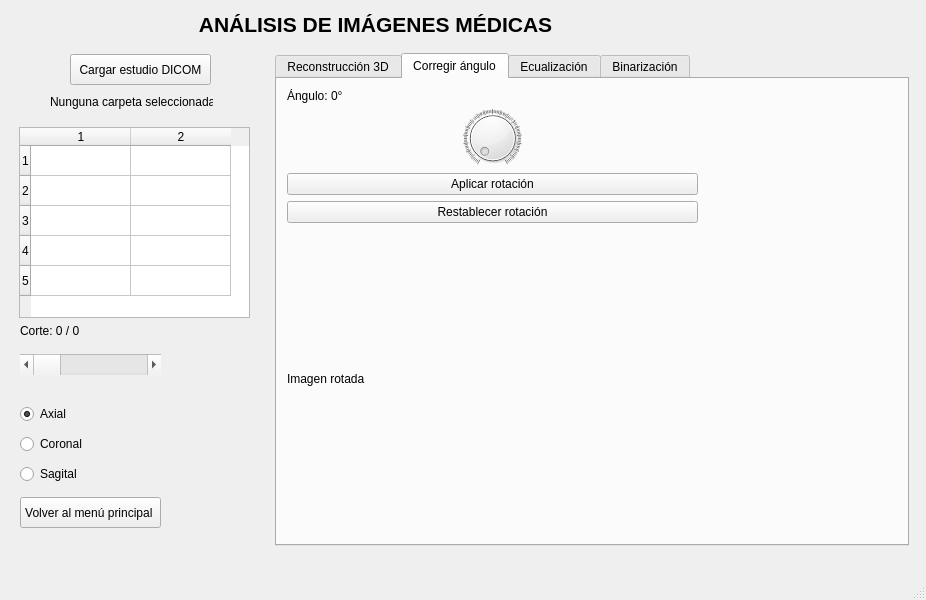
This is vista/ui/ventana_imagenes.ui in santiagoagudelo17-stack/neurolens as Qt 5 draws it before an edit. The edited form follows.
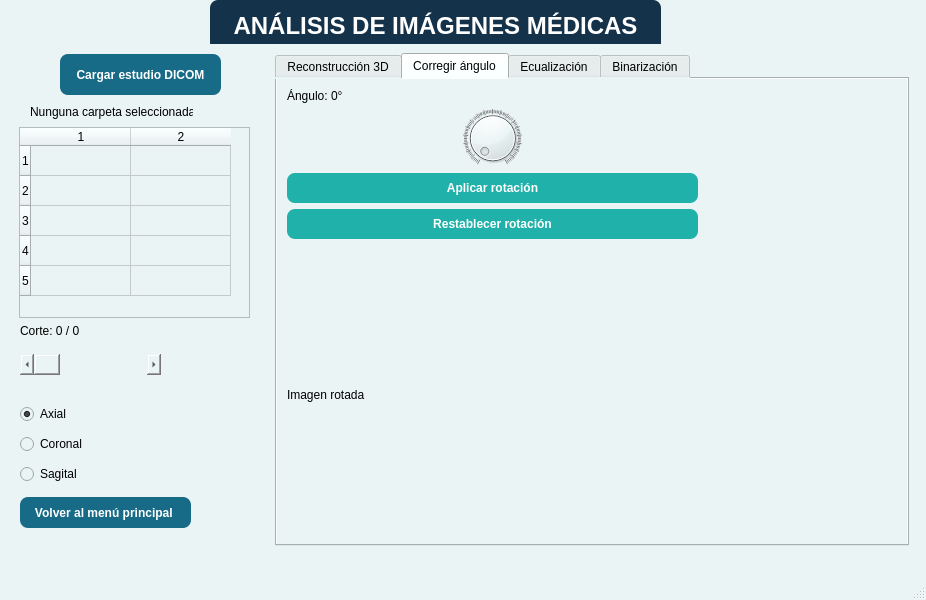
This is the edited form. The open tabs and pages were chosen to show the change.

Commit message: interfaz ventana_imagenes.ui mejorada

The edit to the form file:
```diff
--- a/vista/ui/ventana_imagenes.ui
+++ b/vista/ui/ventana_imagenes.ui
@@ -13,22 +13,47 @@
   <property name="windowTitle">
    <string>MainWindow</string>
   </property>
+  <property name="styleSheet">
+   <string notr="true">QMainWindow {
+    background-color: #EAF4F5;
+}
+
+QLabel#labelTitulo {
+    background-color: #15324B;
+    color: white;
+    font-size: 24px;
+    font-weight: bold;
+    padding: 12px;
+    border-radius: 8px;
+}</string>
+  </property>
   <widget class="QWidget" name="centralWidget">
+   <property name="styleSheet">
+    <string notr="true">background-color: #EAF4F5;</string>
+   </property>
    <widget class="QLabel" name="lbl_titulo">
     <property name="geometry">
      <rect>
-      <x>180</x>
-      <y>10</y>
-      <width>391</width>
-      <height>28</height>
+      <x>210</x>
+      <y>0</y>
+      <width>451</width>
+      <height>51</height>
      </rect>
     </property>
     <property name="font">
      <font>
-      <pointsize>16</pointsize>
+      <pointsize>-1</pointsize>
       <bold>true</bold>
      </font>
     </property>
+    <property name="styleSheet">
+     <string notr="true">background-color: #15324B;
+color: white;
+font-size: 24px;
+font-weight: bold;
+padding: 12px;
+border-radius: 8px;</string>
+    </property>
     <property name="text">
      <string>ANÁLISIS DE IMÁGENES MÉDICAS</string>
     </property>
@@ -63,12 +88,30 @@
        <widget class="QPushButton" name="btnCargarCarpeta">
         <property name="geometry">
          <rect>
-          <x>60</x>
+          <x>50</x>
           <y>10</y>
-          <width>141</width>
-          <height>31</height>
+          <width>161</width>
+          <height>41</height>
          </rect>
         </property>
+        <property name="styleSheet">
+         <string notr="true">QPushButton {
+    background-color: #176B87;
+    color: white;
+    border: none;
+    border-radius: 8px;
+    padding: 8px;
+    font-weight: bold;
+}
+
+QPushButton:hover {
+    background-color: #39B8B0;
+}
+
+QPushButton:pressed {
+    background-color: #15324B;
+}</string>
+        </property>
         <property name="text">
          <string>Cargar estudio DICOM</string>
         </property>
@@ -76,8 +119,8 @@
        <widget class="QLabel" name="labelCarpeta">
         <property name="geometry">
          <rect>
-          <x>40</x>
-          <y>50</y>
+          <x>20</x>
+          <y>60</y>
           <width>163</width>
           <height>16</height>
          </rect>
@@ -162,10 +205,28 @@
          <rect>
           <x>10</x>
           <y>453</y>
-          <width>141</width>
+          <width>171</width>
           <height>31</height>
          </rect>
         </property>
+        <property name="styleSheet">
+         <string notr="true">QPushButton {
+    background-color: #176B87;
+    color: white;
+    border: none;
+    border-radius: 8px;
+    padding: 8px;
+    font-weight: bold;
+}
+
+QPushButton:hover {
+    background-color: #39B8B0;
+}
+
+QPushButton:pressed {
+    background-color: #15324B;
+}</string>
+        </property>
         <property name="text">
          <string>Volver al menú principal </string>
         </property>
@@ -212,6 +273,24 @@
        <layout class="QVBoxLayout" name="verticalLayout_4">
         <item>
          <widget class="QTabWidget" name="tabWidget">
+          <property name="styleSheet">
+           <string notr="true">QPushButton {
+    background-color: #20B2AA;
+    color: white;
+    border: none;
+    border-radius: 8px;
+    padding: 8px;
+    font-weight: bold;
+}
+
+QPushButton:hover {
+    background-color: #39B8B0;
+}
+
+QPushButton:pressed {
+    background-color: #15324B;
+}</string>
+          </property>
           <property name="currentIndex">
            <number>3</number>
           </property>
@@ -251,7 +330,7 @@
               <x>10</x>
               <y>10</y>
               <width>411</width>
-              <height>440</height>
+              <height>456</height>
              </rect>
             </property>
             <layout class="QVBoxLayout" name="verticalLayout_3">
```
